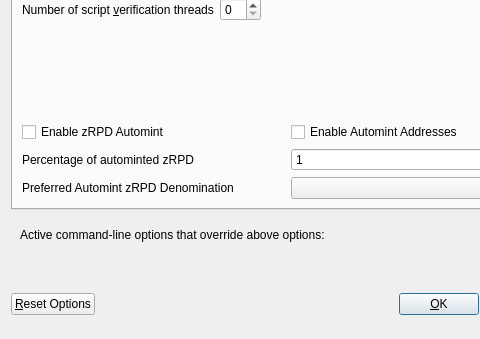
sappcoin-com/PIVX, file src/qt/forms/optionsdialog.ui: the form before one commit; both pictures show x 0 to 480 and y 103 to 442 of the 576 by 442 pixel window.
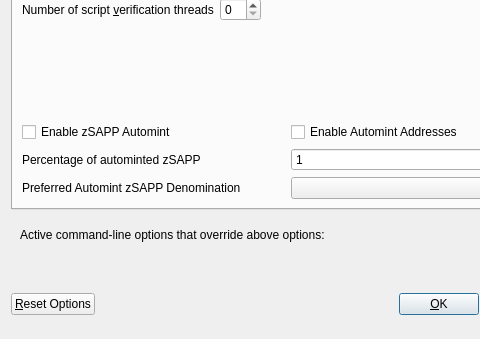
The form after the commit. Custom widgets are drawn as their Qt base class.

```diff
--- a/src/qt/forms/optionsdialog.ui
+++ b/src/qt/forms/optionsdialog.ui
@@ -147,7 +147,7 @@
                <enum>Qt::LeftToRight</enum>
               </property>
               <property name="text">
-               <string>Enable zRPD Automint</string>
+               <string>Enable zSAPP Automint</string>
               </property>
              </widget>
             </item>
@@ -174,7 +174,7 @@
                <string>Percentage of incoming SAPP which get automatically converted to zRPD via Zerocoin Protocol (min: 10%)</string>
               </property>
               <property name="text">
-               <string>Percentage of autominted zRPD</string>
+               <string>Percentage of autominted zSAPP</string>
               </property>
              </widget>
             </item>
@@ -207,7 +207,7 @@
                <string>Wait with automatic conversion to Zerocoin until enough SAPP for this denomination is available</string>
               </property>
               <property name="text">
-               <string>Preferred Automint zRPD Denomination</string>
+               <string>Preferred Automint zSAPP Denomination</string>
               </property>
              </widget>
             </item>
```
Left out of the diff: 6 changed lines with no effect on the pictures.
